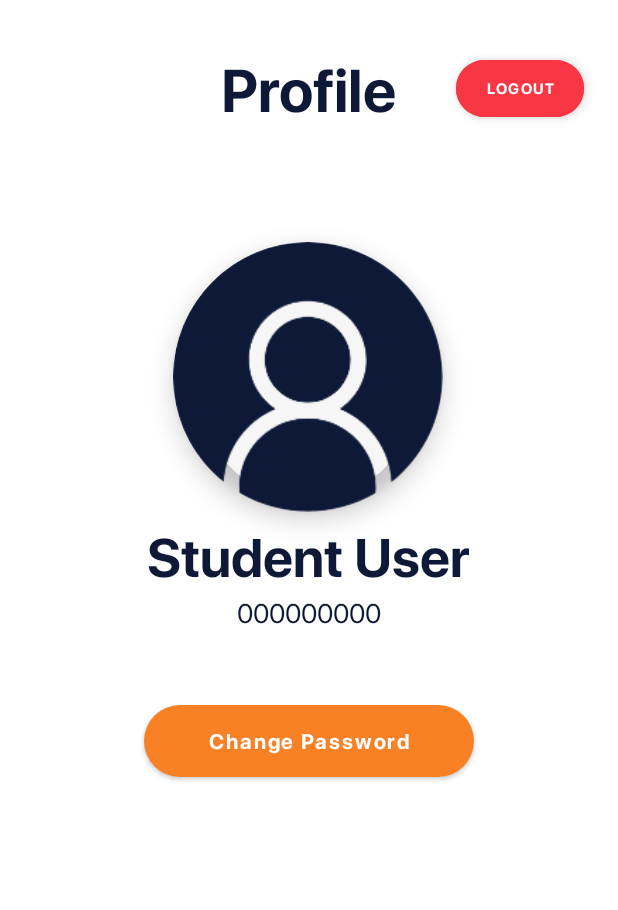
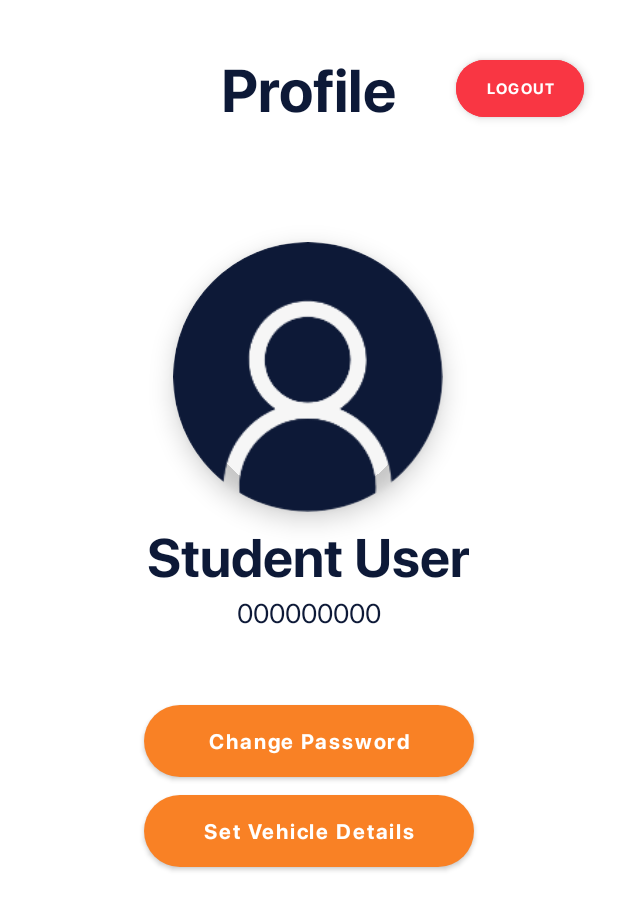
Before and after one commit to skyezer/BusTrips, an Android app: the layout fragment_profile.xml on its own in the app's theme, with its tools: preview values and no code run, on a phone screen of 412 x 824 dp. Shown: the top 910 px of the screen. Run offline under Robolectric (Android 15) with nearby library versions, the phone set to English and light mode, and no system bars; network calls fail.

Commit message:
Vehicle Detail Button Commit

```diff
--- a/app/src/main/res/layout/fragment_profile.xml
+++ b/app/src/main/res/layout/fragment_profile.xml
@@ -11,6 +11,24 @@
     <androidx.constraintlayout.widget.ConstraintLayout
         android:layout_width="match_parent"
         android:layout_height="match_parent">
+
+        <Button
+            android:id="@+id/save"
+            android:layout_width="85dp"
+            android:layout_height="50dp"
+            android:layout_marginStart="3dp"
+            android:layout_marginTop="34dp"
+            android:layout_marginEnd="16dp"
+            android:backgroundTint="@color/green"
+            android:fontFamily="@font/bold"
+            android:text="Save"
+            android:textAllCaps="false"
+            android:visibility="invisible"
+            app:cornerRadius="30dp"
+            app:layout_constraintEnd_toEndOf="parent"
+            app:layout_constraintHorizontal_bias="0.0"
+            app:layout_constraintStart_toEndOf="@+id/profile"
+            app:layout_constraintTop_toTopOf="parent" />
 
         <Button
             android:id="@+id/logout"
@@ -34,24 +52,6 @@
             app:layout_constraintTop_toTopOf="parent" />
 
         <Button
-            android:id="@+id/save"
-            android:layout_width="85dp"
-            android:layout_height="50dp"
-            android:layout_marginStart="3dp"
-            android:layout_marginTop="32dp"
-            android:layout_marginEnd="16dp"
-            android:backgroundTint="@color/green"
-            android:fontFamily="@font/bold"
-            android:text="Save"
-            android:textAllCaps="false"
-            android:visibility="invisible"
-            app:cornerRadius="30dp"
-            app:layout_constraintEnd_toEndOf="parent"
-            app:layout_constraintHorizontal_bias="0.0"
-            app:layout_constraintStart_toEndOf="@+id/profile"
-            app:layout_constraintTop_toTopOf="parent" />
-
-        <Button
             android:id="@+id/pass_change"
             android:layout_width="220dp"
             android:layout_height="60dp"
@@ -65,6 +65,21 @@
             app:layout_constraintHorizontal_bias="0.5"
             app:layout_constraintStart_toStartOf="parent"
             app:layout_constraintTop_toBottomOf="@+id/user_id" />
+
+        <Button
+            android:id="@+id/button_bus_details"
+            android:layout_width="220dp"
+            android:layout_height="60dp"
+            android:layout_marginTop="0dp"
+            android:clickable="true"
+            android:fontFamily="@font/bold"
+            android:text="Set Vehicle Details"
+            android:textAllCaps="false"
+            app:cornerRadius="30dp"
+            app:layout_constraintEnd_toEndOf="parent"
+            app:layout_constraintHorizontal_bias="0.5"
+            app:layout_constraintStart_toStartOf="parent"
+            app:layout_constraintTop_toBottomOf="@+id/pass_change" />
 
         <TextView
             android:id="@+id/name"
```
Also changed, not shown: app/src/main/java/com/kaiserdev/bustrips/MainActivity.java (+4 -3 lines), app/src/main/java/com/kaiserdev/bustrips/PassengerFragment.java (+11 -12 lines), app/src/main/res/layout/fragment_passenger.xml (+5 -2 lines).
